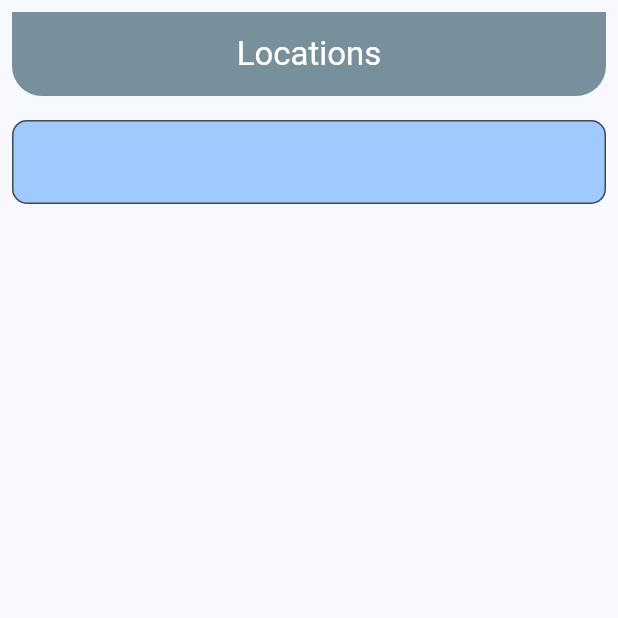
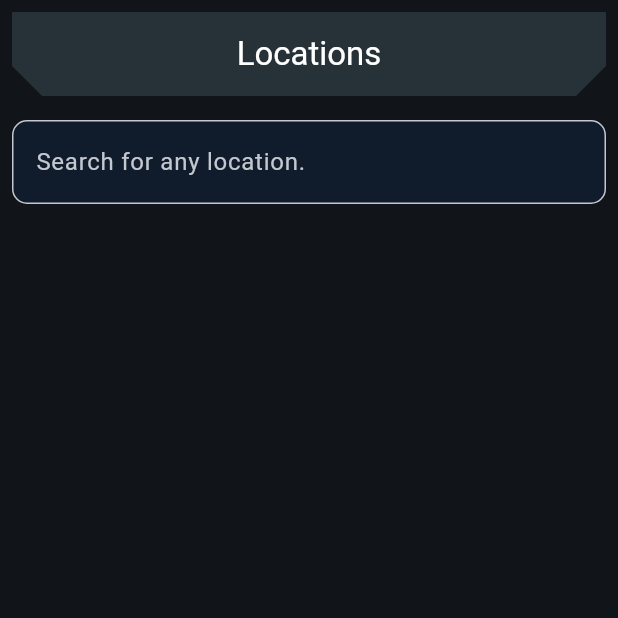
Before and after one commit to Mak-Lobo/Weather, a Flutter app: the Locations screen opened by its route, on a phone screen of 412 x 824 dp, the top half of it. Run offline on Flutter 3.47's test engine with Material 3 defaults, Android fonts, the phone set to English and light mode, and no system bars; our stand-ins replace dio, flutter_dotenv, flutter_riverpod, flutter_spinkit, get_it, go_router and 6 more; accounts and stored records are empty; network calls fail.

Commit message:
Added database along with Android configurations, and new and adjusted custom widgets

```diff
--- a/lib/custom_widget/custom_container.dart
+++ b/lib/custom_widget/custom_container.dart
@@ -26,7 +26,7 @@ class CustomContainer extends StatelessWidget {
       ),
       child: Container(
         height: height,
-        padding: EdgeInsets.symmetric(vertical: 5, horizontal: 7.5),
+        padding: EdgeInsets.symmetric(vertical: 2, horizontal: 1.5),
         child: child,
       ),
     );
--- a/lib/main.dart
+++ b/lib/main.dart
@@ -3,6 +3,8 @@ import 'package:get_it/get_it.dart';
 import 'package:flutter/material.dart';
 import 'package:go_router/go_router.dart';
 import 'package:flutter_riverpod/flutter_riverpod.dart';
+import 'package:sqflite/sqflite.dart';
+import 'package:weather/database.dart';
 
 import './device_location//location.dart';
 import './urls/base.dart';
@@ -22,6 +24,8 @@ void main() async {
   await dotenv.load(fileName: ".env");
   final base = getIt<Base>();
   await base.baseInit(); // Initialize the base configuration
+  final db = await getDatabase();
+  getIt.registerSingleton<Database>(db);
   runApp(const ProviderScope(child: MyApp()));
 }
 
@@ -104,7 +108,7 @@ class _MyAppState extends State<MyApp> {
         ),
         brightness: Brightness.dark,
       ),
-      themeMode: ThemeMode.light,
+      themeMode: ThemeMode.dark,
       routerConfig: _router,
     );
   }
--- a/lib/pages/locations.dart
+++ b/lib/pages/locations.dart
@@ -4,6 +4,7 @@ import 'package:flutter_spinkit/flutter_spinkit.dart';
 
 import '../custom_widget/custom_location_card.dart';
 import '../services.dart';
+import '../database.dart';
 
 class Locations extends ConsumerWidget {
   const Locations({super.key});
@@ -12,6 +13,7 @@ class Locations extends ConsumerWidget {
   Widget build(BuildContext context, WidgetRef ref) {
     final _searchResults = ref.watch(resultsProvider);
     final TextEditingController controller = TextEditingController();
+    initDatabase();
 
     return SafeArea(
       child: Scaffold(
@@ -26,7 +28,14 @@ class Locations extends ConsumerWidget {
                 centerTitle: true,
                 pinned: true,
                 actions: (controller.text.isNotEmpty)
-                    ? [IconButton(icon: Icon(Icons.search), onPressed: () {})]
+                    ? [
+                        IconButton(
+                          icon: Icon(Icons.cancel_outlined),
+                          onPressed: () {
+                            controller.clear();
+                          },
+                        ),
+                      ]
                     : null,
               ),
             ),
@@ -36,7 +45,7 @@ class Locations extends ConsumerWidget {
                 child: TextField(
                   decoration: InputDecoration(
                     filled: true,
-                    fillColor: Theme.of(context).colorScheme.inversePrimary,
+                    fillColor: Theme.of(context).colorScheme.onSecondaryFixed,
                     border: OutlineInputBorder(
                       borderRadius: BorderRadius.all(Radius.circular(10)),
                       borderSide: BorderSide(
@@ -44,8 +53,8 @@ class Locations extends ConsumerWidget {
                         width: 1.5,
                       ),
                     ),
+                    hintText: "Search for any location.",
                   ),
-
                   onChanged: (value) {
                     ref.read(searchProvider.notifier).state = value;
                   },
@@ -55,13 +64,13 @@ class Locations extends ConsumerWidget {
             SliverPadding(padding: const EdgeInsets.all(8.0)),
             SliverToBoxAdapter(
               child: Padding(
-                padding: const EdgeInsets.all(8.0),
+                padding: const EdgeInsets.only(top: 2),
                 child: _searchResults.when(
                   data: (results) {
                     return ConstrainedBox(
                       constraints: BoxConstraints(
                         maxHeight: 500,
-                        minHeight: 300,
+                        minHeight: 10,
                         minWidth: 200,
                         maxWidth: 300,
                       ),
@@ -77,6 +86,7 @@ class Locations extends ConsumerWidget {
                             state:
                                 results[index]['AdministrativeArea']['LocalizedName'],
                             country: results[index]['Country']['LocalizedName'],
+                            localKey: results[index]['Key'],
                           );
                         },
                       ),
@@ -103,6 +113,66 @@ class Locations extends ConsumerWidget {
                 ),
               ),
             ),
+
+            // list of saved locations
+            SliverToBoxAdapter(
+              child: Padding(
+                padding: const EdgeInsets.only(top: 2),
+                child: FutureBuilder(
+                  future: getDatabaseLocations(),
+                  builder: (context, snapshot) {
+                    if (snapshot.connectionState == ConnectionState.waiting) {
+                      return Center(
+                        child: Column(
+                          children: [
+                            SpinKitFadingCircle(
+                              color: Theme.of(context).colorScheme.primary,
+                              size: 50.0,
+                            ),
+                            Padding(padding: EdgeInsets.only(top: 5)),
+                            Text('Loading locations..'),
+                          ],
+                        ),
+                      );
+                    }
+                    if (snapshot.hasError) {
+                      return Center(
+                        child: Text(
+                          'Error: ${snapshot.error}',
+                          style: Theme.of(context).textTheme.displayMedium,
+                        ),
+                      );
+                    }
+                    final locations = snapshot.data!;
+                    return ConstrainedBox(
+                      constraints: BoxConstraints(
+                        maxHeight: 500,
+                        minHeight: 300,
+                        minWidth: 200,
+                        maxWidth: 300,
+                      ),
+                      child: ListView.builder(
+                        shrinkWrap: true,
+                        itemCount: locations.length,
+                        itemBuilder: (context, index) {
+                          return SavedLocation(
+                            bgColor: Theme.of(
+                              context,
+                            ).colorScheme.secondaryContainer,
+                            cityName: locations[index]['cityName'],
+                            adminState: locations[index]['adminState'],
+                            country: locations[index]['country'],
+                            deleteLocation: () {
+                              deleteLocation(locations[index]['locationKey']);
+                            },
+                          );
+                        },
+                      ),
+                    );
+                  },
+                ),
+              ),
+            ),
           ],
         ),
       ),
--- a/lib/urls/daily_forecast.dart
+++ b/lib/urls/daily_forecast.dart
@@ -11,7 +11,7 @@ class DailyForecast {
   );
 
   final base = Base();
-  Map<String, dynamic>? forecastDailyMap;
+  Map<String, dynamic> forecastDailyMap = {};
   Map<String, dynamic> dailyData = {};
   late String baseUrl;
 
@@ -45,7 +45,7 @@ class DailyForecast {
       //
       // print('Effective Date: $forecastDate. Headline: $headlineText.\n');
 
-      for (var forecast in forecastDailyMap?['DailyForecasts']) {
+      for (var forecast in forecastDailyMap['DailyForecasts']) {
         var forecastDate = DateTime.fromMillisecondsSinceEpoch(
           forecast['EpochDate'] * 1000,
         );
@@ -73,7 +73,7 @@ class DailyForecast {
       return {};
     }
 
-    for (var forecast in forecastDailyMap?['DailyForecasts']) {
+    for (var forecast in forecastDailyMap['DailyForecasts']) {
       DateTime date = DateTime.fromMillisecondsSinceEpoch(
         forecast['EpochDate'] * 1000,
       );
--- a/pubspec.yaml
+++ b/pubspec.yaml
@@ -48,6 +48,8 @@ dependencies:
   flutter_spinkit: any
   material_symbols_icons: ^4.2858.1
   lucide_icons_flutter: ^3.0.8
+  sqflite: any
+  path: any
   material_design_icons_flutter: ^7.0.7296
 
 dev_dependencies:
```
Also changed, not shown: lib/custom_widget/custom_location_card.dart (+93 -1 lines), lib/database.dart (added, +76 -0 lines), lib/pages/home.dart (+14 -10 lines), pubspec.lock.
